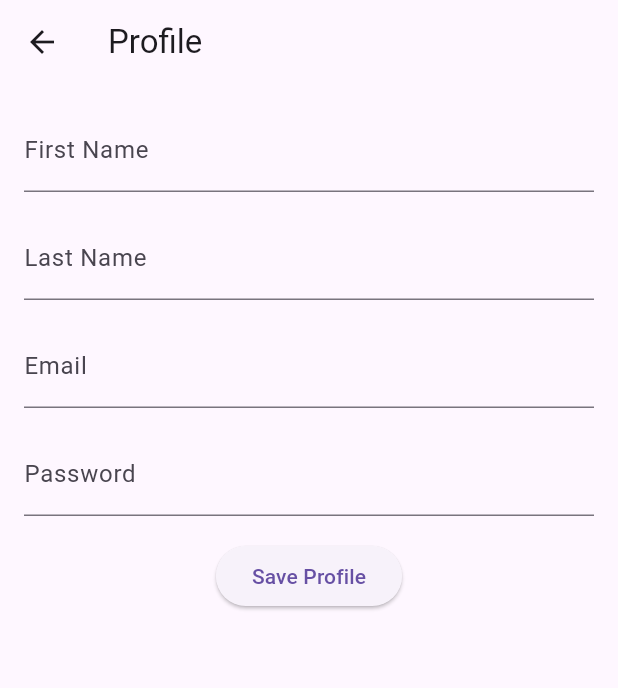
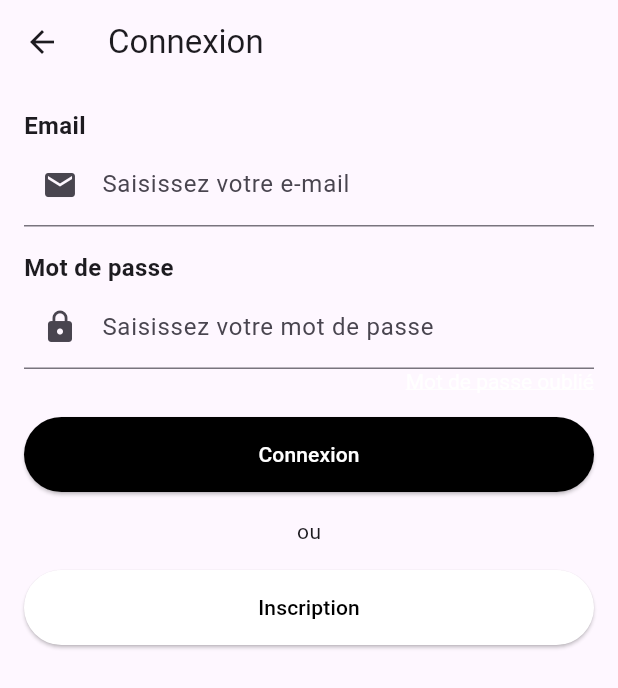
Before and after one commit to Dalel1akremi/flutterProject, a Flutter app: the screen it shows after launch, item 3 of the bottom bar chosen, on a phone screen of 412 x 824 dp. Shown: the top 688 px of the screen. Run offline on Flutter 3.47's test engine with Material 3 defaults, Android fonts, the phone set to English and light mode, and no system bars.

Commit message:
feat:fix `profile`page

```diff
--- a/FLUTTER/lib/profile.dart
+++ b/FLUTTER/lib/profile.dart
@@ -1,4 +1,7 @@
 import 'package:flutter/material.dart';
+import 'package:http/http.dart' as http;
+import 'dart:convert';
+import 'registre.dart';
 
 class ProfilePage extends StatefulWidget {
   @override
@@ -7,15 +10,48 @@ class ProfilePage extends StatefulWidget {
 
 class _ProfilePageState extends State<ProfilePage> {
   final _formKey = GlobalKey<FormState>();
-  String _firstName = '';
-  String _lastName = '';
   String _email = '';
   String _password = '';
 
-  void _submit() {
+  void _submit() async {
     if (_formKey.currentState?.validate() ?? false) {
       _formKey.currentState?.save();
-      // TODO: submit form with _firstName, _lastName, and _email
+
+      // TODO: Appeler la fonction d'API pour la connexion avec _email et _password
+      await loginUser(_email, _password);
+    }
+  }
+
+  Future<void> loginUser(String email, String password) async {
+    final Uri apiUrl = Uri.parse(
+        'http://localhost:3000/login'); // Remplacez par l'URL de votre API
+
+    try {
+      final response = await http.post(
+        apiUrl,
+        body: {'email': email, 'password': password},
+      );
+
+      if (response.statusCode == 200) {
+        final data = json.decode(response.body);
+        // Récupérer le token et autres informations nécessaires
+        final String token = data['token'];
+        final String userId = data['userId'];
+
+        // TODO: Stocker le token localement (par exemple, dans les préférences partagées)
+        // TODO: Naviguer vers la page suivante ou effectuer d'autres actions nécessaires
+
+        print('Login successful! Token: $token, UserId: $userId');
+      } else {
+        final data = json.decode(response.body);
+        final String message = data['message'];
+
+        // TODO: Afficher un message d'erreur à l'utilisateur
+        print('Login failed! Message: $message');
+      }
+    } catch (error) {
+      // TODO: Gérer les erreurs, afficher un message d'erreur, etc.
+      print('Error during login: $error');
     }
   }
 
@@ -23,7 +59,7 @@ class _ProfilePageState extends State<ProfilePage> {
   Widget build(BuildContext context) {
     return Scaffold(
       appBar: AppBar(
-        title: Text('Profile'),
+        title: Text('Connexion'),
       ),
       body: Padding(
         padding: const EdgeInsets.all(16.0),
@@ -32,32 +68,13 @@ class _ProfilePageState extends State<ProfilePage> {
           child: Column(
             crossAxisAlignment: CrossAxisAlignment.start,
             children: <Widget>[
-              TextFormField(
-                validator: (value) {
-                  if (value?.isEmpty ?? true) {
-                    return 'Enter your first name';
-                  }
-                  return null;
-                },
-                onSaved: (value) => _firstName = value ?? '',
-                decoration: InputDecoration(
-                  labelText: 'First Name',
+              Text(
+                'Email',
+                style: TextStyle(
+                  fontWeight: FontWeight.bold,
+                  fontSize: 16.0,
                 ),
               ),
-              SizedBox(height: 16.0),
-              TextFormField(
-                validator: (value) {
-                  if (value?.isEmpty ?? true) {
-                    return 'Enter your last name';
-                  }
-                  return null;
-                },
-                onSaved: (value) => _lastName = value ?? '',
-                decoration: InputDecoration(
-                  labelText: 'Last Name',
-                ),
-              ),
-              SizedBox(height: 16.0),
               TextFormField(
                 validator: (value) {
                   if (value?.isEmpty ?? true || !value!.contains('@')) {
@@ -67,10 +84,18 @@ class _ProfilePageState extends State<ProfilePage> {
                 },
                 onSaved: (value) => _email = value ?? '',
                 decoration: InputDecoration(
-                  labelText: 'Email',
+                  labelText: 'Saisissez votre e-mail',
+                  prefixIcon: Icon(Icons.email),
                 ),
               ),
               SizedBox(height: 16.0),
+              Text(
+                'Mot de passe',
+                style: TextStyle(
+                  fontWeight: FontWeight.bold,
+                  fontSize: 16.0,
+                ),
+              ),
               TextFormField(
                 validator: (value) {
                   if (value?.isEmpty ?? true) {
@@ -80,15 +105,64 @@ class _ProfilePageState extends State<ProfilePage> {
                 },
                 onSaved: (value) => _password = value ?? '',
                 decoration: InputDecoration(
-                  labelText: 'Password',
+                  labelText: 'Saisissez votre mot de passe',
+                  prefixIcon: Icon(Icons.lock),
                 ),
                 obscureText: true,
               ),
+              Align(
+                alignment: Alignment.centerRight,
+                child: GestureDetector(
+                  onTap: () {
+                    // TODO: Add action for password recovery
+                  },
+                  child: RichText(
+                    text: TextSpan(
+                      text: 'Mot de passe oublié',
+                      style: TextStyle(
+                        decoration: TextDecoration.underline,
+                        // You can customize the color
+                      ),
+                    ),
+                  ),
+                ),
+              ),
               SizedBox(height: 16.0),
-              Center(
-                child: ElevatedButton(
-                  onPressed: _submit,
-                  child: Text('Save Profile'),
+              ElevatedButton(
+                onPressed: _submit,
+                child: Text(
+                  'Connexion',
+                  style: TextStyle(color: Colors.white), // Set text color
+                ),
+                style: ElevatedButton.styleFrom(
+                  minimumSize: Size(double.infinity, 50),
+                  backgroundColor: Colors.black,
+                  // Set the button height
+                ),
+              ),
+              SizedBox(height: 16.0),
+              Align(
+                alignment: Alignment.center,
+                child: Text('ou'),
+              ),
+              SizedBox(height: 16.0),
+              ElevatedButton(
+                onPressed: () {
+                  // Naviguer vers la page d'inscription
+                  Navigator.push(
+                    context,
+                    MaterialPageRoute(
+                        builder: (context) =>
+                            RegistrationPage()), // Remplacez RegistrationPage par le nom de votre page d'inscription
+                  );
+                },
+                child: Text(
+                  'Inscription',
+                  style: TextStyle(color: Colors.black),
+                ),
+                style: ElevatedButton.styleFrom(
+                  minimumSize: Size(double.infinity, 50),
+                  backgroundColor: Colors.white,
                 ),
               ),
             ],
```
Also changed, not shown: FLUTTER/lib/registre.dart (added, +100 -0 lines).
